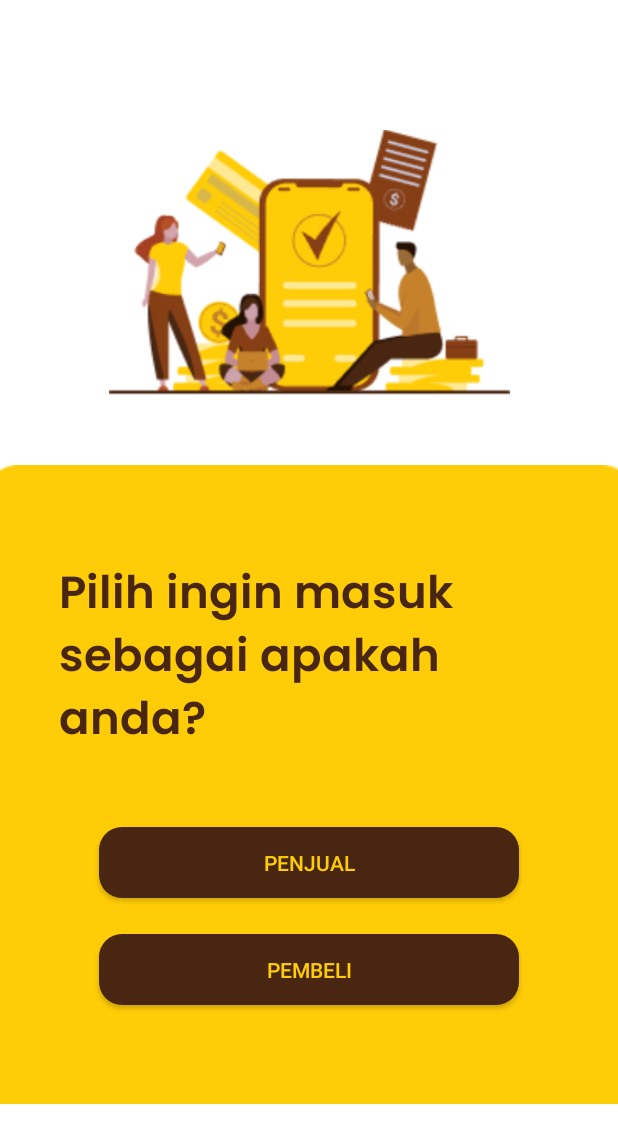
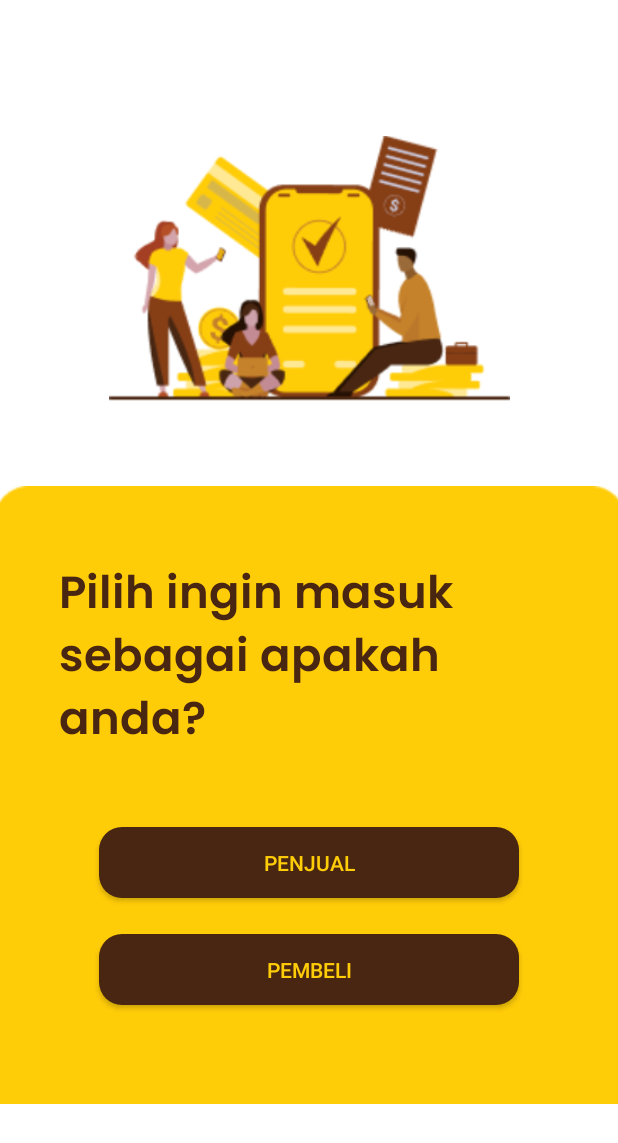
Before and after one commit to reyhanyogs/Satu.in, an Android app: the GettingStarted2 screen opened directly, with no data from a screen before it, on a phone screen of 412 x 824 dp. Shown: the top 1143 px of the screen. Run offline under Robolectric (Android 15) with nearby library versions, the phone set to English and light mode, and no system bars; Roboto replaces fonts that are not available here.

Commit message:
Modify getting started layout

```diff
--- a/app/src/main/res/layout/activity_getting_started2.xml
+++ b/app/src/main/res/layout/activity_getting_started2.xml
@@ -13,8 +13,8 @@
 
         <ImageView
             android:id="@+id/imageView3"
-            android:layout_width="436dp"
-            android:layout_height="446dp"
+            android:layout_width="421dp"
+            android:layout_height="460dp"
             android:layout_marginTop="300dp"
             app:layout_constraintEnd_toEndOf="parent"
             app:layout_constraintHorizontal_bias="0.52"
--- a/app/src/main/res/values/preloaded_fonts.xml
+++ b/app/src/main/res/values/preloaded_fonts.xml
@@ -1,6 +1,7 @@
 <?xml version="1.0" encoding="utf-8"?>
 <resources>
     <array name="preloaded_fonts" translatable="false">
+        <item>@font/poppins</item>
         <item>@font/poppins_semibold</item>
         <item>@font/roboto_medium</item>
     </array>
```
Also changed, not shown: app/src/main/res/font/poppins.xml (added, +7 -0 lines).
